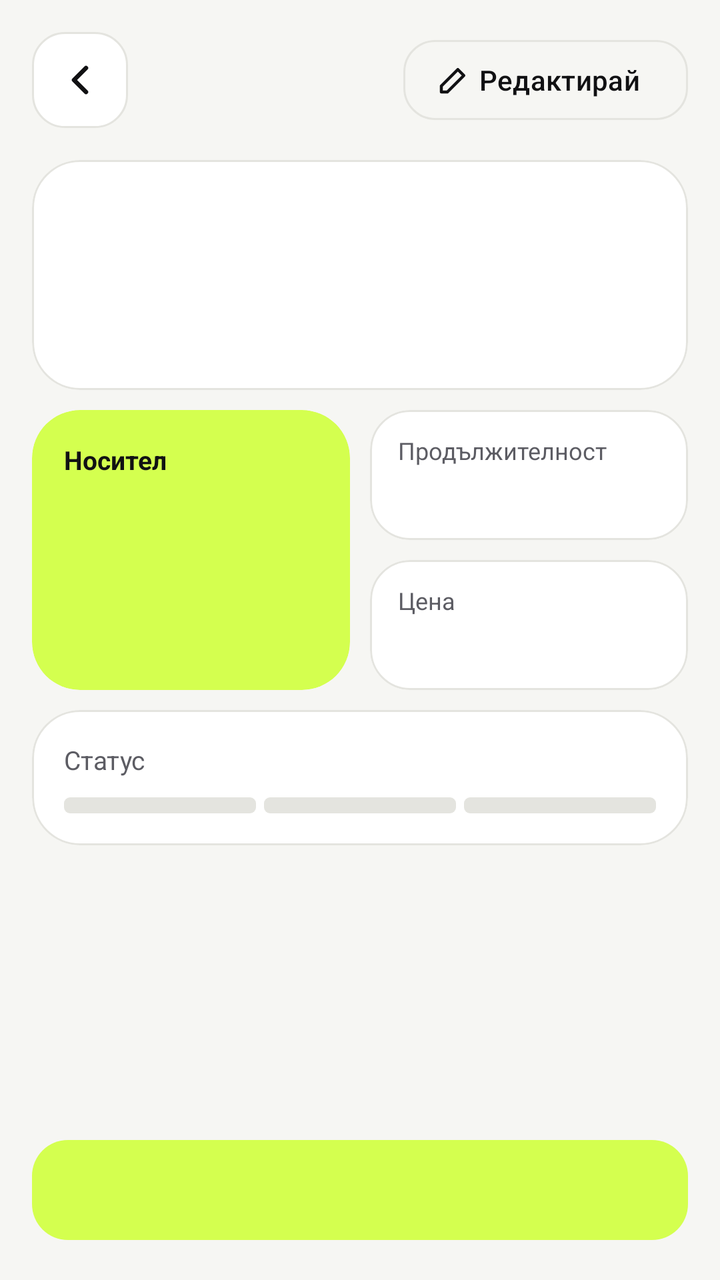
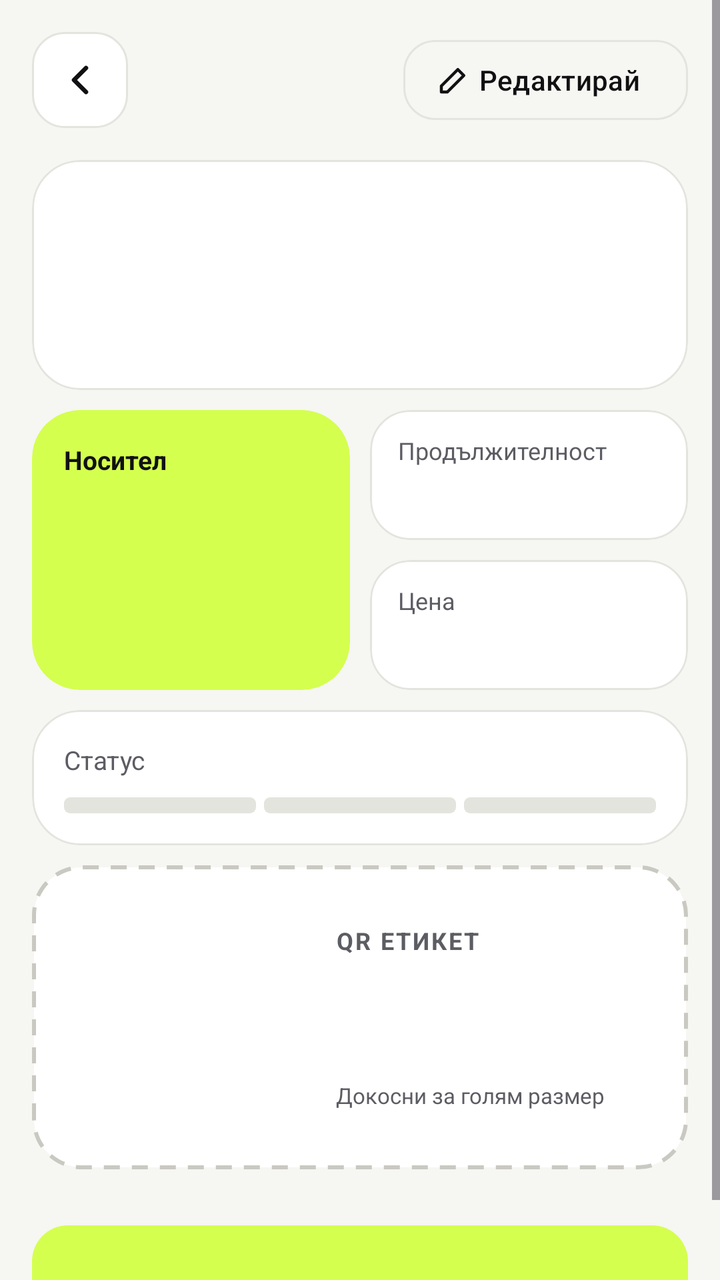

Before-and-after screenshots of an Android layout around one commit, followed by the original layout XML and the change that was made.
<!-- AndroidManifest.xml: application theme Theme.TapeTransfer -->
<!-- res/layout/fragment_order_detail.xml -->
<?xml version="1.0" encoding="utf-8"?>
<ScrollView xmlns:android="http://schemas.android.com/apk/res/android"
    xmlns:app="http://schemas.android.com/apk/res-auto"
    android:layout_width="match_parent"
    android:layout_height="match_parent"
    android:fillViewport="true">

    <LinearLayout
        android:layout_width="match_parent"
        android:layout_height="wrap_content"
        android:orientation="vertical"
        android:padding="16dp">

        <LinearLayout
            android:layout_width="match_parent"
            android:layout_height="wrap_content"
            android:gravity="center_vertical"
            android:orientation="horizontal">

            <ImageButton
                android:id="@+id/buttonBack"
                android:layout_width="48dp"
                android:layout_height="48dp"
                android:background="@drawable/bg_icon_button"
                android:contentDescription="@string/cd_back"
                android:src="@drawable/ic_arrow_back" />

            <TextView
                android:id="@+id/textOrderNumber"
                android:layout_width="0dp"
                android:layout_height="wrap_content"
                android:layout_weight="1"
                android:gravity="center"
                android:textColor="?attr/colorOnSurfaceVariant"
                android:textSize="15sp"
                android:textStyle="bold" />

            <com.google.android.material.button.MaterialButton
                android:id="@+id/buttonEdit"
                style="@style/Widget.Material3.Button.OutlinedButton.Icon"
                android:layout_width="wrap_content"
                android:layout_height="48dp"
                android:text="@string/detail_edit"
                android:textColor="?attr/colorOnSurface"
                app:cornerRadius="16dp"
                app:icon="@drawable/ic_edit"
                app:iconSize="18dp"
                app:iconTint="?attr/colorOnSurface"
                app:strokeColor="?attr/colorOutlineVariant" />
        </LinearLayout>

        <com.google.android.material.card.MaterialCardView
            style="@style/Widget.Material3.CardView.Outlined"
            android:layout_width="match_parent"
            android:layout_height="wrap_content"
            android:layout_marginTop="16dp"
            app:cardBackgroundColor="?attr/colorSurfaceContainerLowest"
            app:cardCornerRadius="24dp"
            app:strokeColor="?attr/colorOutlineVariant">

            <LinearLayout
                android:layout_width="match_parent"
                android:layout_height="wrap_content"
                android:orientation="vertical"
                android:padding="18dp">

                <TextView
                    android:id="@+id/textClient"
                    android:layout_width="wrap_content"
                    android:layout_height="wrap_content"
                    android:textColor="?attr/colorOnSurface"
                    android:textSize="26sp"
                    android:textStyle="bold" />

                <TextView
                    android:id="@+id/textPhone"
                    android:layout_width="wrap_content"
                    android:layout_height="wrap_content"
                    android:layout_marginTop="4dp"
                    android:textColor="?attr/colorOnSurface"
                    android:textSize="15sp" />

                <TextView
                    android:id="@+id/textAcceptedBy"
                    android:layout_width="wrap_content"
                    android:layout_height="wrap_content"
                    android:layout_marginTop="2dp"
                    android:textColor="?attr/colorOnSurfaceVariant"
                    android:textSize="13sp" />
            </LinearLayout>
        </com.google.android.material.card.MaterialCardView>

        <LinearLayout
            android:layout_width="match_parent"
            android:layout_height="140dp"
            android:layout_marginTop="10dp"
            android:orientation="horizontal">

            <com.google.android.material.card.MaterialCardView
                android:layout_width="0dp"
                android:layout_height="match_parent"
                android:layout_marginEnd="5dp"
                android:layout_weight="1"
                app:cardBackgroundColor="@color/lime"
                app:cardCornerRadius="24dp"
                app:cardElevation="0dp"
                app:strokeWidth="0dp">

                <LinearLayout
                    android:layout_width="match_parent"
                    android:layout_height="match_parent"
                    android:orientation="vertical"
                    android:padding="16dp">

                    <TextView
                        android:layout_width="wrap_content"
                        android:layout_height="wrap_content"
                        android:text="@string/detail_media"
                        android:textColor="@color/ink"
                        android:textSize="13sp"
                        android:textStyle="bold" />

                    <TextView
                        android:id="@+id/textMedia"
                        android:layout_width="wrap_content"
                        android:layout_height="0dp"
                        android:layout_weight="1"
                        android:gravity="center_vertical"
                        android:textColor="@color/ink"
                        android:textSize="26sp"
                        android:textStyle="bold" />

                    <TextView
                        android:id="@+id/textFormat"
                        android:layout_width="wrap_content"
                        android:layout_height="wrap_content"
                        android:textColor="@color/ink"
                        android:textSize="14sp" />
                </LinearLayout>
            </com.google.android.material.card.MaterialCardView>

            <LinearLayout
                android:layout_width="0dp"
                android:layout_height="match_parent"
                android:layout_marginStart="5dp"
                android:layout_weight="1"
                android:orientation="vertical">

                <com.google.android.material.card.MaterialCardView
                    style="@style/Widget.Material3.CardView.Outlined"
                    android:layout_width="match_parent"
                    android:layout_height="0dp"
                    android:layout_marginBottom="5dp"
                    android:layout_weight="1"
                    app:cardBackgroundColor="?attr/colorSurfaceContainerLowest"
                    app:cardCornerRadius="20dp"
                    app:strokeColor="?attr/colorOutlineVariant">

                    <LinearLayout
                        android:layout_width="match_parent"
                        android:layout_height="match_parent"
                        android:gravity="center_vertical"
                        android:orientation="vertical"
                        android:paddingStart="14dp"
                        android:paddingEnd="14dp">

                        <TextView
                            android:layout_width="wrap_content"
                            android:layout_height="wrap_content"
                            android:text="@string/detail_duration"
                            android:textColor="?attr/colorOnSurfaceVariant"
                            android:textSize="12sp" />

                        <TextView
                            android:id="@+id/textDuration"
                            android:layout_width="wrap_content"
                            android:layout_height="wrap_content"
                            android:textColor="?attr/colorOnSurface"
                            android:textSize="18sp"
                            android:textStyle="bold" />
                    </LinearLayout>
                </com.google.android.material.card.MaterialCardView>

                <com.google.android.material.card.MaterialCardView
                    style="@style/Widget.Material3.CardView.Outlined"
                    android:layout_width="match_parent"
                    android:layout_height="0dp"
                    android:layout_marginTop="5dp"
                    android:layout_weight="1"
                    app:cardBackgroundColor="?attr/colorSurfaceContainerLowest"
                    app:cardCornerRadius="20dp"
                    app:strokeColor="?attr/colorOutlineVariant">

                    <LinearLayout
                        android:layout_width="match_parent"
                        android:layout_height="match_parent"
                        android:gravity="center_vertical"
                        android:orientation="vertical"
                        android:paddingStart="14dp"
                        android:paddingEnd="14dp">

                        <TextView
                            android:layout_width="wrap_content"
                            android:layout_height="wrap_content"
                            android:text="@string/detail_price"
                            android:textColor="?attr/colorOnSurfaceVariant"
                            android:textSize="12sp" />

                        <TextView
                            android:id="@+id/textPrice"
                            android:layout_width="wrap_content"
                            android:layout_height="wrap_content"
                            android:textColor="?attr/colorOnSurface"
                            android:textSize="18sp"
                            android:textStyle="bold" />
                    </LinearLayout>
                </com.google.android.material.card.MaterialCardView>
            </LinearLayout>
        </LinearLayout>

        <com.google.android.material.card.MaterialCardView
            style="@style/Widget.Material3.CardView.Outlined"
            android:layout_width="match_parent"
            android:layout_height="wrap_content"
            android:layout_marginTop="10dp"
            app:cardBackgroundColor="?attr/colorSurfaceContainerLowest"
            app:cardCornerRadius="24dp"
            app:strokeColor="?attr/colorOutlineVariant">

            <LinearLayout
                android:layout_width="match_parent"
                android:layout_height="wrap_content"
                android:orientation="vertical"
                android:padding="16dp">

                <LinearLayout
                    android:layout_width="match_parent"
                    android:layout_height="wrap_content"
                    android:orientation="horizontal">

                    <TextView
                        android:layout_width="0dp"
                        android:layout_height="wrap_content"
                        android:layout_weight="1"
                        android:text="@string/detail_status"
                        android:textColor="?attr/colorOnSurfaceVariant"
                        android:textSize="13sp" />

                    <TextView
                        android:id="@+id/textStatus"
                        android:layout_width="wrap_content"
                        android:layout_height="wrap_content"
                        android:textColor="?attr/colorOnSurface"
                        android:textSize="13sp"
                        android:textStyle="bold" />
                </LinearLayout>

                <LinearLayout
                    android:layout_width="match_parent"
                    android:layout_height="wrap_content"
                    android:layout_marginTop="10dp"
                    android:orientation="horizontal">

                    <View
                        android:id="@+id/segment1"
                        android:layout_width="0dp"
                        android:layout_height="8dp"
                        android:layout_weight="1"
                        android:background="@drawable/bg_segment" />

                    <View
                        android:id="@+id/segment2"
                        android:layout_width="0dp"
                        android:layout_height="8dp"
                        android:layout_marginStart="4dp"
                        android:layout_weight="1"
                        android:background="@drawable/bg_segment" />

                    <View
                        android:id="@+id/segment3"
                        android:layout_width="0dp"
                        android:layout_height="8dp"
                        android:layout_marginStart="4dp"
                        android:layout_weight="1"
                        android:background="@drawable/bg_segment" />
                </LinearLayout>
            </LinearLayout>
        </com.google.android.material.card.MaterialCardView>

        <com.google.android.material.card.MaterialCardView
            android:id="@+id/cardNotes"
            style="@style/Widget.Material3.CardView.Outlined"
            android:layout_width="match_parent"
            android:layout_height="wrap_content"
            android:layout_marginTop="10dp"
            android:visibility="gone"
            app:cardBackgroundColor="?attr/colorSurfaceContainerLowest"
            app:cardCornerRadius="24dp"
            app:strokeColor="?attr/colorOutlineVariant">

            <LinearLayout
                android:layout_width="match_parent"
                android:layout_height="wrap_content"
                android:orientation="vertical"
                android:padding="16dp">

                <TextView
                    android:layout_width="wrap_content"
                    android:layout_height="wrap_content"
                    android:text="@string/detail_notes"
                    android:textColor="?attr/colorOnSurfaceVariant"
                    android:textSize="13sp" />

                <TextView
                    android:id="@+id/textNotes"
                    android:layout_width="match_parent"
                    android:layout_height="wrap_content"
                    android:layout_marginTop="4dp"
                    android:textColor="?attr/colorOnSurface"
                    android:textSize="15sp" />
            </LinearLayout>
        </com.google.android.material.card.MaterialCardView>

        <Space
            android:layout_width="match_parent"
            android:layout_height="0dp"
            android:layout_weight="1"
            android:minHeight="24dp" />

        <com.google.android.material.button.MaterialButton
            android:id="@+id/buttonNextStep"
            style="@style/Widget.TapeTransfer.Button.Lime"
            android:layout_width="match_parent"
            android:layout_height="wrap_content"
            app:iconGravity="textStart"
            app:iconTint="@color/ink" />

        <com.google.android.material.button.MaterialButton
            android:id="@+id/buttonDelete"
            style="@style/Widget.Material3.Button.TextButton"
            android:layout_width="match_parent"
            android:layout_height="wrap_content"
            android:layout_marginTop="4dp"
            android:text="@string/detail_delete"
            android:textColor="?attr/colorError"
            android:visibility="gone" />

    </LinearLayout>
</ScrollView>
<!-- resources referenced by this layout -->
<resources>
  <color name="ink">#111113</color>
  <color name="lime">#D4FF4F</color>
  <!-- drawable bg_icon_button (drawable) -->
  <?xml version="1.0" encoding="utf-8"?>
  <shape xmlns:android="http://schemas.android.com/apk/res/android"
      android:shape="rectangle">
      <solid android:color="@color/surface_light" />
      <stroke
          android:width="1dp"
          android:color="@color/outline_variant_light" />
      <corners android:radius="16dp" />
  </shape>
  <!-- drawable bg_segment (drawable) -->
  <?xml version="1.0" encoding="utf-8"?>
  <shape xmlns:android="http://schemas.android.com/apk/res/android"
      android:shape="rectangle">
      <solid android:color="@color/outline_variant_light" />
      <corners android:radius="3dp" />
  </shape>
  <!-- drawable ic_edit (drawable) -->
  <vector xmlns:android="http://schemas.android.com/apk/res/android"
      android:width="24dp"
      android:height="24dp"
      android:viewportWidth="24"
      android:viewportHeight="24">
      <path
          android:fillColor="#00000000"
          android:pathData="M4,20h4L19,9l-4,-4L4,16z"
          android:strokeWidth="2"
          android:strokeColor="#111113"
          android:strokeLineCap="round"
          android:strokeLineJoin="round" />
  </vector>
  <string name="cd_back">Назад</string>
  <string name="detail_delete">Изтрий поръчката</string>
  <string name="detail_duration">Продължителност</string>
  <string name="detail_edit">Редактирай</string>
  <string name="detail_media">Носител</string>
  <string name="detail_notes">Бележки</string>
  <string name="detail_price">Цена</string>
  <string name="detail_status">Статус</string>
  <style name="Widget.TapeTransfer.Button.Lime" parent="Widget.Material3.Button">
          <item name="backgroundTint">@color/lime</item>
          <item name="android:textColor">@color/ink</item>
          <item name="android:textSize">16sp</item>
          <item name="android:textStyle">bold</item>
          <item name="android:minHeight">58dp</item>
          <item name="cornerRadius">18dp</item>
      </style>
  <style name="Theme.TapeTransfer" parent="Base.Theme.TapeTransfer" />
  <color name="surface_light">#FFFFFF</color>
  <color name="outline_variant_light">#E4E4DF</color>
  <color name="white">#FFFFFF</color>
  <color name="error">#B3261E</color>
  <color name="background_light">#F6F6F3</color>
  <color name="ink_secondary">#5C5C63</color>
  <color name="surface_variant_light">#EFEFEA</color>
  <color name="outline_light">#C9C9C2</color>
  <style name="ShapeAppearance.TapeTransfer.Small" parent="">
          <item name="cornerFamily">rounded</item>
          <item name="cornerSize">12dp</item>
      </style>
  <style name="ShapeAppearance.TapeTransfer.Medium" parent="">
          <item name="cornerFamily">rounded</item>
          <item name="cornerSize">16dp</item>
      </style>
  <style name="ShapeAppearance.TapeTransfer.Large" parent="">
          <item name="cornerFamily">rounded</item>
          <item name="cornerSize">24dp</item>
      </style>
  <!-- unchanged entries left out for length: 2 -->
</resources>

<!-- the commit's change to res/layout/fragment_order_detail.xml (unified diff, before → after) -->
@@ -321,6 +321,67 @@
             </LinearLayout>
         </com.google.android.material.card.MaterialCardView>
 
+        <LinearLayout
+            android:id="@+id/cardQrLabel"
+            android:layout_width="match_parent"
+            android:layout_height="wrap_content"
+            android:layout_marginTop="10dp"
+            android:background="@drawable/bg_qr_label"
+            android:clickable="true"
+            android:focusable="true"
+            android:gravity="center_vertical"
+            android:orientation="horizontal"
+            android:padding="16dp">
+
+            <ImageView
+                android:id="@+id/imageQr"
+                android:layout_width="120dp"
+                android:layout_height="120dp"
+                android:contentDescription="@string/cd_qr_code" />
+
+            <LinearLayout
+                android:layout_width="0dp"
+                android:layout_height="wrap_content"
+                android:layout_marginStart="16dp"
+                android:layout_weight="1"
+                android:orientation="vertical">
+
+                <TextView
+                    android:layout_width="wrap_content"
+                    android:layout_height="wrap_content"
+                    android:letterSpacing="0.08"
+                    android:text="@string/qr_label_title"
+                    android:textColor="?attr/colorOnSurfaceVariant"
+                    android:textSize="12sp"
+                    android:textStyle="bold" />
+
+                <TextView
+                    android:id="@+id/textQrNumber"
+                    android:layout_width="wrap_content"
+                    android:layout_height="wrap_content"
+                    android:layout_marginTop="2dp"
+                    android:textColor="?attr/colorOnSurface"
+                    android:textSize="24sp"
+                    android:textStyle="bold" />
+
+                <TextView
+                    android:id="@+id/textQrInfo"
+                    android:layout_width="wrap_content"
+                    android:layout_height="wrap_content"
+                    android:layout_marginTop="2dp"
+                    android:textColor="?attr/colorOnSurfaceVariant"
+                    android:textSize="13sp" />
+
+                <TextView
+                    android:layout_width="wrap_content"
+                    android:layout_height="wrap_content"
+                    android:layout_marginTop="8dp"
+                    android:text="@string/qr_label_hint"
+                    android:textColor="?attr/colorOnSurfaceVariant"
+                    android:textSize="11sp" />
+            </LinearLayout>
+        </LinearLayout>
+
         <Space
             android:layout_width="match_parent"
             android:layout_height="0dp"
<!-- resource entries referenced after the edit -->
@@ -11,6 +11,18 @@
           android:width="1dp"
           android:color="@color/outline_variant_light" />
       <corners android:radius="16dp" />
+  </shape>
+  <!-- drawable bg_qr_label (drawable) -->
+  <?xml version="1.0" encoding="utf-8"?>
+  <shape xmlns:android="http://schemas.android.com/apk/res/android"
+      android:shape="rectangle">
+      <solid android:color="@color/surface_light" />
+      <stroke
+          android:width="2dp"
+          android:color="@color/outline_light"
+          android:dashWidth="8dp"
+          android:dashGap="6dp" />
+      <corners android:radius="24dp" />
   </shape>
   <!-- drawable bg_segment (drawable) -->
   <?xml version="1.0" encoding="utf-8"?>
@@ -34,6 +46,7 @@
           android:strokeLineJoin="round" />
   </vector>
   <string name="cd_back">Назад</string>
+  <string name="cd_qr_code">QR код на поръчката</string>
   <string name="detail_delete">Изтрий поръчката</string>
   <string name="detail_duration">Продължителност</string>
   <string name="detail_edit">Редактирай</string>
@@ -41,6 +54,8 @@
   <string name="detail_notes">Бележки</string>
   <string name="detail_price">Цена</string>
   <string name="detail_status">Статус</string>
+  <string name="qr_label_hint">Докосни за голям размер</string>
+  <string name="qr_label_title">QR ЕТИКЕТ</string>
   <style name="Widget.TapeTransfer.Button.Lime" parent="Widget.Material3.Button">
           <item name="backgroundTint">@color/lime</item>
           <item name="android:textColor">@color/ink</item>
